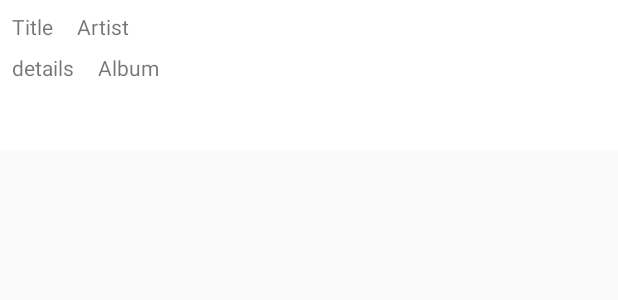
After one commit to stumi01/iTunesSample, an Android app: the layout view_song_row.xml on its own in the app's theme, with its tools: preview values and no code run, on a phone screen of 412 x 824 dp. The commit adds this screen. Shown: the top 300 px of the screen. Run offline under Robolectric (Android 15) with nearby library versions, the phone set to English and light mode, and no system bars.

Commit message:
Songs adapter

```diff
--- a/app/src/main/java/com/bencestumpf/itunessample/presentation/search/SearchView.kt
+++ b/app/src/main/java/com/bencestumpf/itunessample/presentation/search/SearchView.kt
@@ -1,7 +1,9 @@
 package com.bencestumpf.itunessample.presentation.search
+
+import com.bencestumpf.itunessample.domain.model.Song
 
 interface SearchView {
     fun showLoading()
-    fun showContent(data: List<String>)
+    fun showContent(data: List<Song>)
 
 }
--- /dev/null
+++ b/app/src/main/res/layout/view_song_row.xml
@@ -0,0 +1,33 @@
+<?xml version="1.0" encoding="utf-8"?>
+<android.support.constraint.ConstraintLayout xmlns:android="http://schemas.android.com/apk/res/android"
+                                             xmlns:app="http://schemas.android.com/apk/res-auto"
+                                             xmlns:tools="http://schemas.android.com/tools"
+                                             android:layout_width="match_parent"
+                                             android:layout_height="100dp"
+                                             android:background="@color/white">
+
+    <TextView
+            android:layout_width="wrap_content"
+            android:layout_height="wrap_content"
+            android:id="@+id/song_title" app:layout_constraintStart_toStartOf="parent" android:layout_marginStart="8dp"
+            android:layout_marginTop="8dp" app:layout_constraintTop_toTopOf="parent" tools:text="Title"/>
+    <TextView
+            android:layout_width="wrap_content"
+            android:layout_height="wrap_content"
+            android:id="@+id/song_artist"
+            app:layout_constraintStart_toEndOf="@+id/song_title"
+            android:layout_marginStart="16dp" app:layout_constraintTop_toTopOf="parent" android:layout_marginTop="8dp"
+            tools:text="Artist"/>
+    <TextView
+            android:layout_width="wrap_content"
+            android:layout_height="wrap_content"
+            android:id="@+id/song_details" app:layout_constraintStart_toStartOf="parent"
+            android:layout_marginStart="8dp"
+            android:layout_marginTop="8dp" app:layout_constraintTop_toBottomOf="@+id/song_title" tools:text="details"/>
+    <TextView
+            android:layout_width="wrap_content"
+            android:layout_height="wrap_content"
+            android:id="@+id/song_album" app:layout_constraintStart_toEndOf="@+id/song_details"
+            android:layout_marginStart="16dp" android:layout_marginTop="8dp"
+            app:layout_constraintTop_toBottomOf="@+id/song_artist" tools:text="Album"/>
+</android.support.constraint.ConstraintLayout>
```
Also changed, not shown: app/src/main/java/com/bencestumpf/itunessample/domain/model/Song.kt (added, +7 -0 lines), app/src/main/java/com/bencestumpf/itunessample/domain/usecases/SearchForQuery.kt (+7 -2 lines), app/src/main/java/com/bencestumpf/itunessample/presentation/search/SearchActivity.kt (+20 -4 lines), app/src/main/java/com/bencestumpf/itunessample/presentation/search/SearchPresenter.kt (+4 -4 lines), app/src/main/java/com/bencestumpf/itunessample/presentation/search/SongsAdapter.kt (added, +46 -0 lines).
